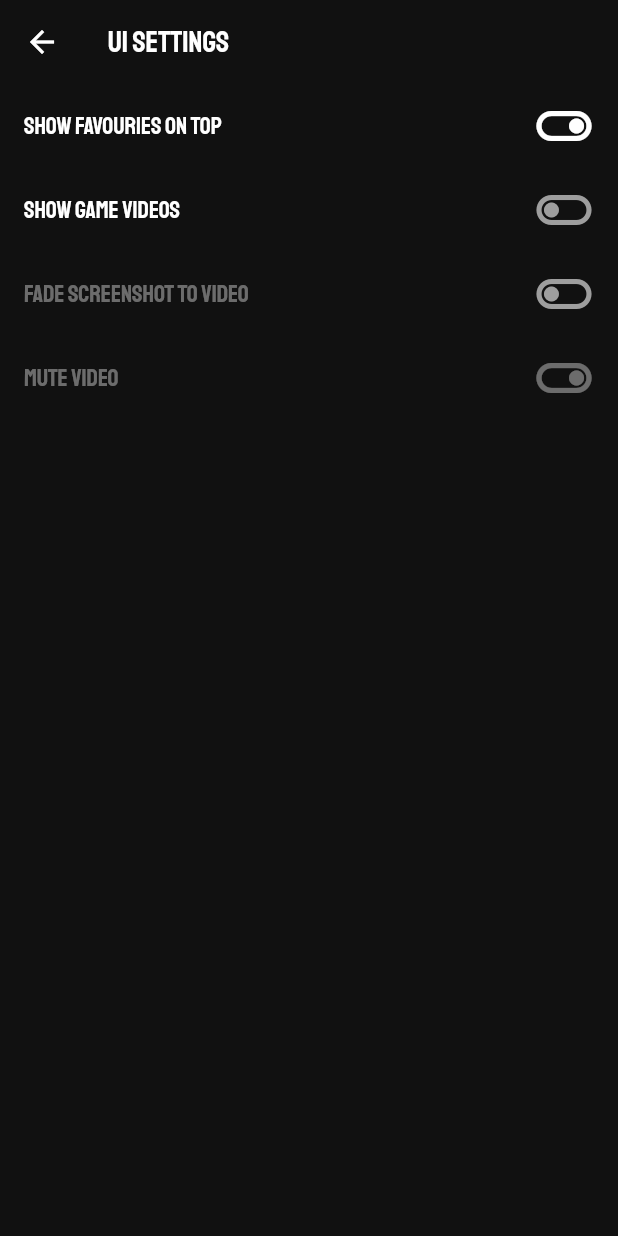
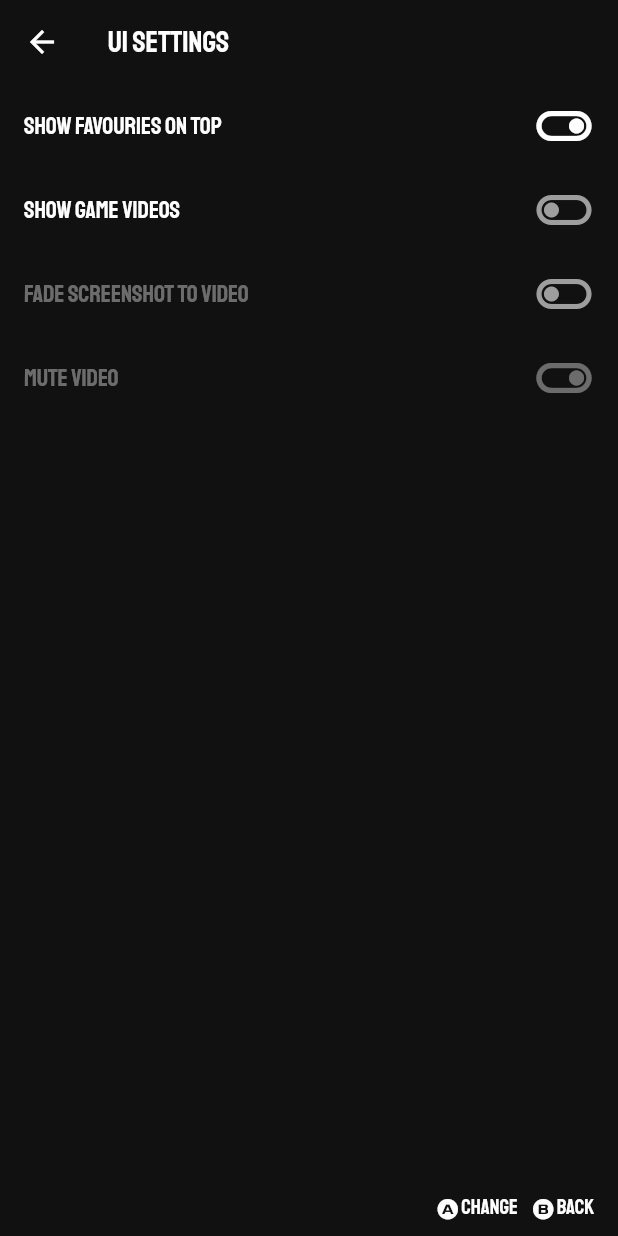
Before and after one commit to dsolonenko/titanius-launcher, a Flutter app: the UISettingsPage screen opened by its route, on a phone screen of 412 x 824 dp. Run offline on Flutter 3.47's test engine with Material 2 defaults, Android fonts, the phone set to English and light mode, and no system bars; our stand-ins replace battery_plus, connectivity_plus, flex_color_scheme, flutter_hooks, flutter_rating_bar, flutter_riverpod and 11 more; missing offline and left inert: android_intent_plus, async_task, cached_memory_image, device_apps, shared_storage, system_date_time_format; accounts and stored records are empty; generated files the repository leaves out were written again.

Commit message:
Deal with SAF

```diff
--- a/lib/data/repo.dart
+++ b/lib/data/repo.dart
@@ -284,7 +284,10 @@ Future<List<String>> _getDefaultRomFolders() async {
 
 @riverpod
 Future<List<String>> externalRomsPaths(ExternalRomsPathsRef ref) async {
-  return _getExternalRomsPaths();
+  if (Platform.isAndroid) {
+    return _getExternalRomsPaths();
+  }
+  return _getDefaultRomFolders();
 }
 
 Future<List<String>> _getExternalRomsPaths() async {
--- a/lib/pages/settings.dart
+++ b/lib/pages/settings.dart
@@ -4,12 +4,15 @@ import 'package:grouped_list/grouped_list.dart';
 import 'package:hooks_riverpod/hooks_riverpod.dart';
 import 'package:go_router/go_router.dart';
 import 'package:titanius/data/models.dart';
+import 'package:shared_storage/saf.dart' as saf;
 
 import '../data/android_apps.dart';
+import '../data/android_saf.dart';
 import '../data/emulators.dart';
 import '../data/repo.dart';
 import '../data/systems.dart';
 import '../gamepad.dart';
+import '../widgets/prompt_bar.dart';
 
 part 'settings/systems.dart';
 part 'settings/emulators.dart';
--- a/lib/pages/settings/emulators.dart
+++ b/lib/pages/settings/emulators.dart
@@ -17,6 +17,13 @@ class AlternativeEmulatorsSettingPage extends HookConsumerWidget {
     return Scaffold(
       appBar: AppBar(
         title: const Text('Alternative Emulators'),
+      ),
+      bottomNavigationBar: const PromptBar(
+        navigations: [],
+        actions: [
+          GamepadPrompt([GamepadButton.a], "Change"),
+          GamepadPrompt([GamepadButton.b], "Back"),
+        ],
       ),
       body: emulators.when(
         data: (emulators) {
--- a/lib/pages/settings/systems.dart
+++ b/lib/pages/settings/systems.dart
@@ -18,6 +18,13 @@ class ShowSystemsSettingsPage extends HookConsumerWidget {
     return Scaffold(
       appBar: AppBar(
         title: const Text('Enabled Systems/Collections'),
+      ),
+      bottomNavigationBar: const PromptBar(
+        navigations: [],
+        actions: [
+          GamepadPrompt([GamepadButton.a], "Change"),
+          GamepadPrompt([GamepadButton.b], "Back"),
+        ],
       ),
       body: systems.when(
         data: (systems) {
--- a/lib/pages/settings/ui.dart
+++ b/lib/pages/settings/ui.dart
@@ -19,6 +19,13 @@ class UISettingsPage extends HookConsumerWidget {
     return Scaffold(
       appBar: AppBar(
         title: const Text('UI Settings'),
+      ),
+      bottomNavigationBar: const PromptBar(
+        navigations: [],
+        actions: [
+          GamepadPrompt([GamepadButton.a], "Change"),
+          GamepadPrompt([GamepadButton.b], "Back"),
+        ],
       ),
       body: settings.when(
         data: (settings) {
```
Also changed, not shown: lib/data/android_saf.dart (+6 -1 lines), lib/pages/settings/roms.dart (+44 -5 lines).
